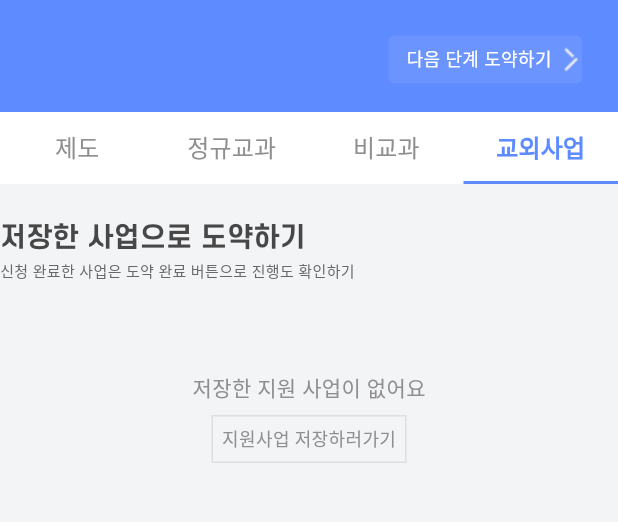
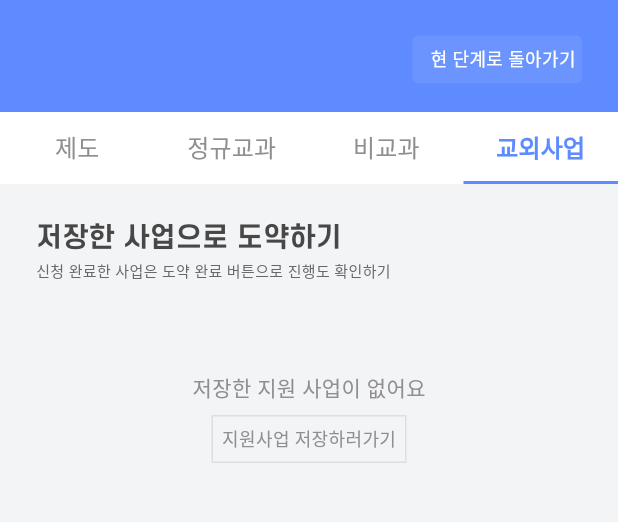
Before and after one commit to teamSynapse6/Starting_Block, a Flutter app: the RoadmapHome screen opened directly, tab 4 chosen, on a phone screen of 412 x 824 dp, the part 116-638 px from its top. Run offline on Flutter 3.47's test engine with Material 3 defaults, Android fonts, the phone set to English and light mode, and no system bars; our stand-ins replace shared_preferences, webview_flutter; accounts and stored records are empty; Roboto replaces fonts that are missing (pretendard).

Commit message:
0119_로드맵 현단계 돌아가기, 다음단계 구현

```diff
--- a/lib/constants/constants.dart
+++ b/lib/constants/constants.dart
@@ -26,8 +26,9 @@ export 'package:starting_block/constants/widgets/bottomsheet/bottomsheet_list.da
 //리스트 필터 시스템
 export 'package:starting_block/constants/widgets/bottomsheet/intergrate_filter.dart'; //통합 필터 시스템
 
-//교외지원사업용 컴포넌트 관리
+//로드맵 컴포넌트 관리
 export 'package:starting_block/screen/roadmap_screen/widget/roadmap_gotosave.dart'; //로드맵_지원사업 저장하러 가기
 export 'package:starting_block/screen/roadmap_screen/widget/roadmap_stepnotify.dart'; //단계 알리미
 export 'package:starting_block/screen/roadmap_screen/widget/roadmap_nextstep.dart'; // 다음 단계 도약
+export 'package:starting_block/screen/roadmap_screen/widget/roadmap_backtostep.dart'; // 현 단계로 돌아가기
 export 'package:starting_block/screen/roadmap_screen/tabscreen/offcampus_biz/ofca_card.dart'; //로드맵_교외사업의 카드
--- a/lib/main.dart
+++ b/lib/main.dart
@@ -20,7 +20,7 @@ class StartingBlock extends StatelessWidget {
     return MaterialApp(
       debugShowCheckedModeBanner: false,
       theme: ThemeManage.theme,
-      home: const IntergrateScreen(),
+      home: const SplashScreen(),
     );
   }
 }
--- a/lib/screen/manage/models/offcampus_detail_model.dart
+++ b/lib/screen/manage/models/offcampus_detail_model.dart
@@ -14,8 +14,8 @@ class OffCampusDetailModel {
       : id = json['id'].toString(),
         title = json['공고제목'] ?? '',
         organize = json['기관'] ?? '',
-        startDate = json['등록일'] ?? '',
-        endDate = json['마감일'] ?? '',
+        startDate = json['등록일'].toString(),
+        endDate = json['마감일'].toString(),
         target = json['지원대상'] ?? '',
         age = json['나이'] ?? '',
         type = json['지원유형'] ?? '',
--- a/lib/screen/manage/models/offcampus_model.dart
+++ b/lib/screen/manage/models/offcampus_model.dart
@@ -1,9 +1,9 @@
 class OffCampusModel {
   final String id,
+      startDate,
+      endDate,
       title,
       organize,
-      startDate,
-      endDate,
       target,
       age,
       type,
@@ -13,8 +13,8 @@ class OffCampusModel {
       : id = json['id'].toString(),
         title = json['공고제목'] ?? '',
         organize = json['기관'] ?? '',
-        startDate = json['등록일'] ?? '',
-        endDate = json['마감일'] ?? '',
+        startDate = json['등록일'].toString(),
+        endDate = json['마감일'].toString(),
         target = json['지원대상'] ?? '',
         age = json['나이'] ?? '',
         type = json['지원유형'] ?? '',
--- a/lib/screen/manage/models/offcampus_recommend_model.dart
+++ b/lib/screen/manage/models/offcampus_recommend_model.dart
@@ -13,8 +13,8 @@ class OffCampusRecommendModel {
       : id = json['id'].toString(),
         title = json['공고제목'] ?? '',
         organize = json['기관'] ?? '',
-        startDate = json['등록일'] ?? '',
-        endDate = json['마감일'] ?? '',
+        startDate = json['등록일'].toString(),
+        endDate = json['마감일'].toString(),
         target = json['지원대상'] ?? '',
         age = json['나이'] ?? '',
         type = json['지원유형'] ?? '',
--- a/lib/screen/off_campus_screen/offcampus_home.dart
+++ b/lib/screen/off_campus_screen/offcampus_home.dart
@@ -98,8 +98,6 @@ class _OffCampusHomeState extends State<OffCampusHome> {
                           thisStartDate: offCampusData.startDate,
                           thisEndDate: offCampusData.endDate,
                           thisClassification: offCampusData.classification,
-                          isSaved: false,
-                          bookMarkTap: null,
                         );
                       },
                     );
--- a/lib/screen/off_campus_screen/offcampus_recommendation.dart
+++ b/lib/screen/off_campus_screen/offcampus_recommendation.dart
@@ -47,8 +47,6 @@ class Recommendation extends StatelessWidget {
                         thisStartDate: item.startDate,
                         thisEndDate: item.endDate,
                         thisClassification: item.classification,
-                        bookMarkTap: null,
-                        isSaved: false,
                       );
                     },
                   );
--- a/lib/screen/roadmap_screen/roadmap_home.dart
+++ b/lib/screen/roadmap_screen/roadmap_home.dart
@@ -14,6 +14,7 @@ class _RoadmapHomeState extends State<RoadmapHome>
   late TabController _tabController;
   String _nickName = "";
   String _selectedRoadmapText = ""; // 선택된 Roadmap 텍스트를 저장
+  bool _isCurrentStageSelected = false; // 현재 단계가 선택되었는지 여부
 
   @override
   void initState() {
@@ -21,6 +22,12 @@ class _RoadmapHomeState extends State<RoadmapHome>
     _loadNickName();
     _tabController = TabController(length: 4, vsync: this);
     // _selectedRoadmapText를 로드하는 논리를 여기에 추가합니다
+  }
+
+  final GlobalKey<State<RoadMapList>> roadMapListKey = GlobalKey();
+
+  void resetToCurrentStage() {
+    RoadMapList.resetToCurrentStage(roadMapListKey);
   }
 
   Future<void> _loadNickName() async {
@@ -31,9 +38,10 @@ class _RoadmapHomeState extends State<RoadmapHome>
   }
 
   // 콜백 함수 구현
-  void _onSelectedRoadmapChanged(String selectedText) {
+  void _onSelectedRoadmapChanged(String selectedText, bool isCurrentStage) {
     setState(() {
       _selectedRoadmapText = selectedText;
+      _isCurrentStageSelected = isCurrentStage;
     });
   }
 
@@ -75,14 +83,19 @@ class _RoadmapHomeState extends State<RoadmapHome>
                     ),
                     Gaps.v4,
                     RoadMapList(
+                      key: roadMapListKey, // GlobalKey를 RoadMapList에 할당
                       onSelectedRoadmapChanged: _onSelectedRoadmapChanged,
                     ),
                     Gaps.v12,
-                    const Row(
+                    Row(
                       mainAxisAlignment: MainAxisAlignment.center,
                       children: [
-                        Spacer(),
-                        NextStep(),
+                        const Spacer(),
+                        _isCurrentStageSelected
+                            ? NextStep(
+                                onResetToCurrentStage: resetToCurrentStage)
+                            : GoBackToStep(
+                                onResetToCurrentStage: resetToCurrentStage),
                       ],
                     ),
                   ],
--- a/lib/screen/roadmap_screen/tabscreen/offcampus_biz/offcampus_business.dart
+++ b/lib/screen/roadmap_screen/tabscreen/offcampus_biz/offcampus_business.dart
@@ -80,6 +80,11 @@ class _TabScreenOfCaBizState extends State<TabScreenOfCaBiz> {
         crossAxisAlignment: CrossAxisAlignment.start,
         children: [
           Gaps.v24,
+          Padding(
+            padding: const EdgeInsets.symmetric(horizontal: 24),
+            child: Column(
+              crossAxisAlignment: CrossAxisAlignment.start,
+              children: [
                 Text(
                   '저장한 사업으로 도약하기',
                   style: AppTextStyles.st2.copyWith(color: AppColors.g6),
@@ -88,6 +93,9 @@ class _TabScreenOfCaBizState extends State<TabScreenOfCaBiz> {
                 Text(
                   '신청 완료한 사업은 도약 완료 버튼으로 진행도 확인하기',
                   style: AppTextStyles.caption.copyWith(color: AppColors.g5),
+                ),
+              ],
+            ),
           ),
           Gaps.v20,
           Expanded(
@@ -102,6 +110,7 @@ class _TabScreenOfCaBizState extends State<TabScreenOfCaBiz> {
                 if (filteredItems.isNotEmpty) {
                   // 리스트에 아이템이 있는 경우
                   return ListView.builder(
+                    padding: const EdgeInsets.symmetric(horizontal: 24),
                     itemCount: filteredItems.length,
                     itemBuilder: (context, index) {
                       OffCampusModel item = filteredItems[index];
--- /dev/null
+++ b/lib/screen/roadmap_screen/widget/roadmap_backtostep.dart
@@ -0,0 +1,42 @@
+import 'package:flutter/material.dart';
+import 'package:starting_block/constants/constants.dart';
+
+class GoBackToStep extends StatefulWidget {
+  final VoidCallback onResetToCurrentStage;
+
+  const GoBackToStep({
+    Key? key,
+    required this.onResetToCurrentStage,
+  }) : super(key: key);
+
+  @override
+  State<GoBackToStep> createState() => _GoBackToStepState();
+}
+
+class _GoBackToStepState extends State<GoBackToStep> {
+  @override
+  Widget build(BuildContext context) {
+    return GestureDetector(
+      onTap: widget.onResetToCurrentStage,
+      child: Container(
+        decoration: BoxDecoration(
+          color: AppColors.white.withOpacity(0.08),
+          borderRadius: BorderRadius.circular(4),
+        ),
+        height: 32,
+        width: 113,
+        child: Center(
+          child: Row(
+            children: [
+              Gaps.h12,
+              Text(
+                '현 단계로 돌아가기',
+                style: AppTextStyles.btn2.copyWith(color: AppColors.white),
+              ),
+            ],
+          ),
+        ),
+      ),
+    );
+  }
+}
--- a/lib/screen/roadmap_screen/widget/roadmap_list.dart
+++ b/lib/screen/roadmap_screen/widget/roadmap_list.dart
@@ -4,15 +4,20 @@ import 'package:starting_block/constants/constants.dart';
 import 'package:starting_block/screen/manage/screen_manage.dart';
 
 class RoadMapList extends StatefulWidget {
-  final Function(String) onSelectedRoadmapChanged;
+  final Function(String, bool) onSelectedRoadmapChanged;
 
   const RoadMapList({
-    super.key,
+    Key? key,
     required this.onSelectedRoadmapChanged,
-  });
+  }) : super(key: key);
 
   @override
   State<RoadMapList> createState() => _RoadMapListState();
+
+  // Public 메서드로 resetToCurrentStage 추가
+  static void resetToCurrentStage(GlobalKey<State<RoadMapList>> key) {
+    (key.currentState as _RoadMapListState?)?.resetToCurrentStage();
+  }
 }
 
 class _RoadMapListState extends State<RoadMapList> {
@@ -36,6 +41,29 @@ class _RoadMapListState extends State<RoadMapList> {
     });
   }
 
+  final GlobalKey<State<RoadMapList>> key = GlobalKey();
+
+  void resetToCurrentStage() {
+    // Provider를 통해 RoadMapModel의 인스턴스를 가져옴
+    final roadmapModel = Provider.of<RoadMapModel>(context, listen: false);
+    final roadmapItems = roadmapModel.roadmapList;
+    final roadmapCheckItems = roadmapModel.roadmapListCheck;
+    // '현단계' 인덱스 찾기
+    final int currentStageIndex = roadmapCheckItems.indexOf('현단계');
+
+    // '현단계' 텍스트 찾기
+    final String currentStageText = currentStageIndex != -1
+        ? roadmapItems[currentStageIndex]
+        : ''; // 혹은 기본값 설정
+
+    setState(() {
+      selectedRoadmapIndex = currentStageIndex;
+      selectedRoadmapText = currentStageText;
+      widget.onSelectedRoadmapChanged(
+          currentStageText, currentStageIndex != -1);
+    });
+  }
+
   @override
   Widget build(BuildContext context) {
     final roadmapModel = Provider.of<RoadMapModel>(context);
@@ -44,12 +72,12 @@ class _RoadMapListState extends State<RoadMapList> {
 
     // '현단계' 인덱스 찾기 및 선택 상태 업데이트
     int currentStageIndex = roadmapCheckItems.indexOf('현단계');
-    if (currentStageIndex != -1 && selectedRoadmapIndex != currentStageIndex) {
-      // '현단계'가 있는 경우
+    if (currentStageIndex != -1 && selectedRoadmapIndex == null) {
+      // '현단계'가 있고, 아직 선택된 항목이 없는 경우
       selectedRoadmapText = roadmapItems[currentStageIndex];
       selectedRoadmapIndex = currentStageIndex;
     } else if (roadmapItems.isNotEmpty && selectedRoadmapIndex == null) {
-      // 초기 상태에서 '현단계'가 없는 경우 첫 번째 항목을 기본값으로 설정
+      // 초기 상태에서 '현단계'가 없고, 선택된 항목이 없는 경우 첫 번째 항목을 기본값으로 설정
       selectedRoadmapText = roadmapItems[0];
       selectedRoadmapIndex = 0;
     }
@@ -104,11 +132,17 @@ class _RoadMapListState extends State<RoadMapList> {
                               return GestureDetector(
                                 behavior: HitTestBehavior.opaque,
                                 onTap: () {
+                                  bool isCurrentStage =
+                                      roadmapCheckItems[index] == '현단계';
                                   setStateModal(() {
                                     selectedRoadmapIndex = index;
                                     selectedRoadmapText = roadmapList;
-                                    widget
-                                        .onSelectedRoadmapChanged(roadmapList);
+                                    widget.onSelectedRoadmapChanged(
+                                        roadmapList, isCurrentStage);
+                                    print(
+                                        'Selected Index: $selectedRoadmapIndex');
+                                    print(
+                                        'Current Stage text: $selectedRoadmapText');
                                   });
                                 },
                                 child: Container(
```
Also changed, not shown: lib/constants/widgets/itemlist_component.dart (+14 -6 lines), lib/data_manage/outschool_gara.json (+42 -42 lines), lib/screen/off_campus_screen/offcampus_detail.dart (+8 -0 lines), lib/screen/off_campus_screen/offcampus_detail_info.dart (+18 -2 lines), lib/screen/roadmap_screen/tabscreen/offcampus_biz/ofca_card.dart (+28 -10 lines), lib/screen/roadmap_screen/widget/roadmap_nextstep.dart (+6 -1 lines). Lines whose indentation alone changed are shown as unchanged.
